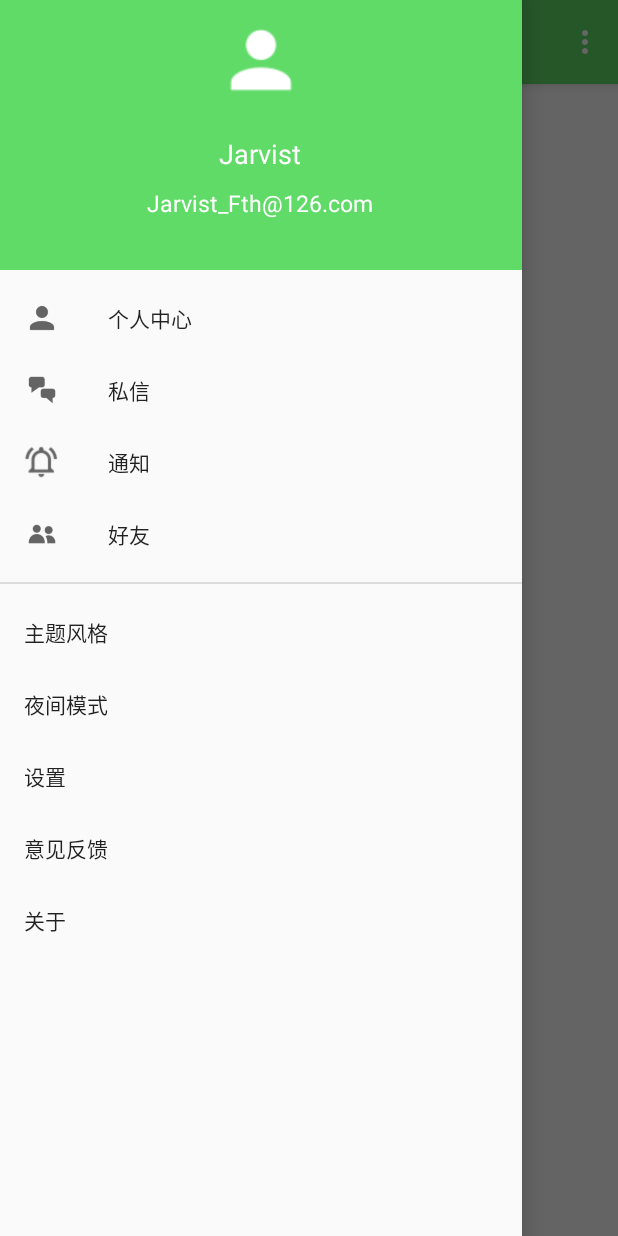
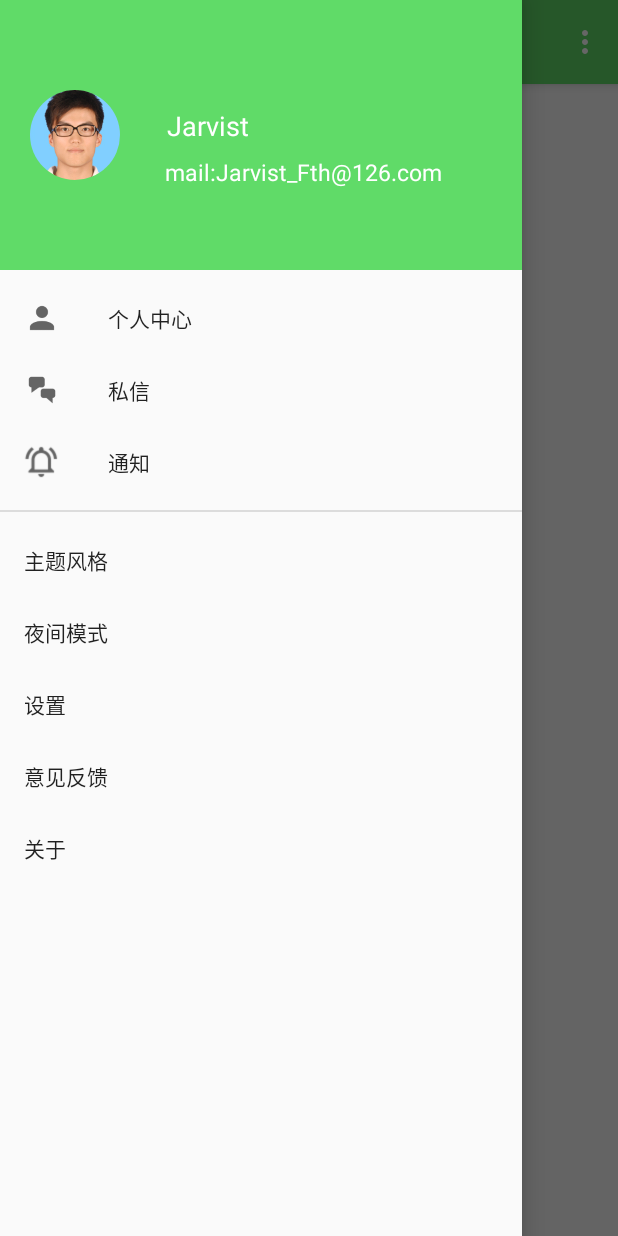
Before and after one commit to huanxiangxiang/miniLockTest, an Android app: the screen it shows after launch (MainActivity), with the side drawer open, on a phone screen of 412 x 824 dp. Run offline under Robolectric (Android 15) with nearby library versions, the phone set to English and light mode, and no system bars; our stand-ins replace CircleImageView; libraries missing offline, so code that uses them is left out: com.baidu.location, com.baidu.mapapi, com.google.zxing.integration; plain views replace MapView; 15 statements that could not run were skipped.

Commit message:
10281207

```diff
--- a/app/src/main/AndroidManifest.xml
+++ b/app/src/main/AndroidManifest.xml
@@ -46,7 +46,8 @@
 
         <activity android:name=".BaseActivity" />
         <activity android:name=".LoginActivity" />
-        <activity android:name=".showActivity"></activity>
+        <activity android:name=".showActivity" />
+        <activity android:name=".launchActivity"></activity>
     </application>
 
 </manifest>
--- a/app/src/main/res/layout/activity_launch.xml
+++ b/app/src/main/res/layout/activity_launch.xml
@@ -3,4 +3,9 @@
     android:orientation="vertical" android:layout_width="match_parent"
     android:layout_height="match_parent">
 
+    <include layout="@layout/toolbar_layout">
+
+    </include>
+
+
 </LinearLayout>
--- a/app/src/main/res/layout/activity_show.xml
+++ b/app/src/main/res/layout/activity_show.xml
@@ -21,12 +21,14 @@
         <TextView
             android:layout_width="match_parent"
             android:layout_height="match_parent"
+
             android:gravity="center"
             android:textSize="20sp"
             android:text="扫描结果"/>
         <EditText
             android:layout_width="200dp"
             android:layout_height="wrap_content"
+            android:id="@+id/scanResult"
             android:hint="结果"
             android:layout_marginTop="80dp"
             android:layout_gravity="center"/>
--- a/app/src/main/res/layout/nav_header.xml
+++ b/app/src/main/res/layout/nav_header.xml
@@ -6,12 +6,24 @@
     android:padding="10dp"
     android:background="?attr/colorPrimary">
 
+    <LinearLayout
+        android:layout_width="match_parent"
+        android:layout_height="match_parent"
+        android:orientation="horizontal">
+
         <de.hdodenhof.circleimageview.CircleImageView
             android:layout_width="60dp"
             android:layout_height="60dp"
+            android:layout_marginStart="10dp"
             android:id="@+id/profile_photo"
-        android:src="@drawable/account"
-        android:layout_gravity="center"/>
+            android:src="@drawable/jar"
+            android:layout_gravity="start|center_vertical"/>
+        <LinearLayout
+            android:layout_marginTop="60dp"
+            android:layout_marginStart="30dp"
+            android:layout_width="match_parent"
+            android:layout_height="match_parent"
+            android:orientation="vertical">
 
             <TextView
                 android:layout_width="wrap_content"
@@ -20,20 +32,31 @@
                 android:text="Jarvist"
                 android:textColor="#ffff"
                 android:textSize="18sp"
-        android:layout_gravity="bottom|center"
-        android:layout_marginTop="20dp"
+                android:layout_gravity="start"
+                android:layout_marginTop="1dp"
+                android:layout_marginStart="1dp"
                 />
 
             <TextView
                 android:id="@+id/mail"
                 android:layout_width="wrap_content"
                 android:layout_height="wrap_content"
-        android:layout_marginTop="10dp"
-        android:layout_gravity="center"
-        android:text="Jarvist_Fth@126.com"
+                android:layout_marginTop="8dp"
+                android:layout_gravity="start"
+                android:text="mail:Jarvist_Fth@126.com"
                 android:textColor="#ffff"
                 android:textSize="15sp"
                 />
+
+        </LinearLayout>
+
+
+    </LinearLayout>
+
+
+
+
+
 
 
 
--- a/app/src/main/res/menu/nav_menu.xml
+++ b/app/src/main/res/menu/nav_menu.xml
@@ -14,10 +14,7 @@
             android:id="@+id/nav_notification"
             android:icon="@drawable/notification"
             android:title="通知"/>
-        <item
-            android:id="@+id/nav_friends"
-            android:icon="@drawable/friends"
-            android:title="好友"/>
+
 
     </group>
     <group
```
Also changed, not shown: app/build.gradle (+4 -3 lines), app/src/main/java/com/example/jarvist/minilock/MainActivity.java (+20 -15 lines), app/src/main/java/com/example/jarvist/minilock/showActivity.java (+16 -0 lines), 1 other file. Lines whose indentation alone changed are shown as unchanged.
